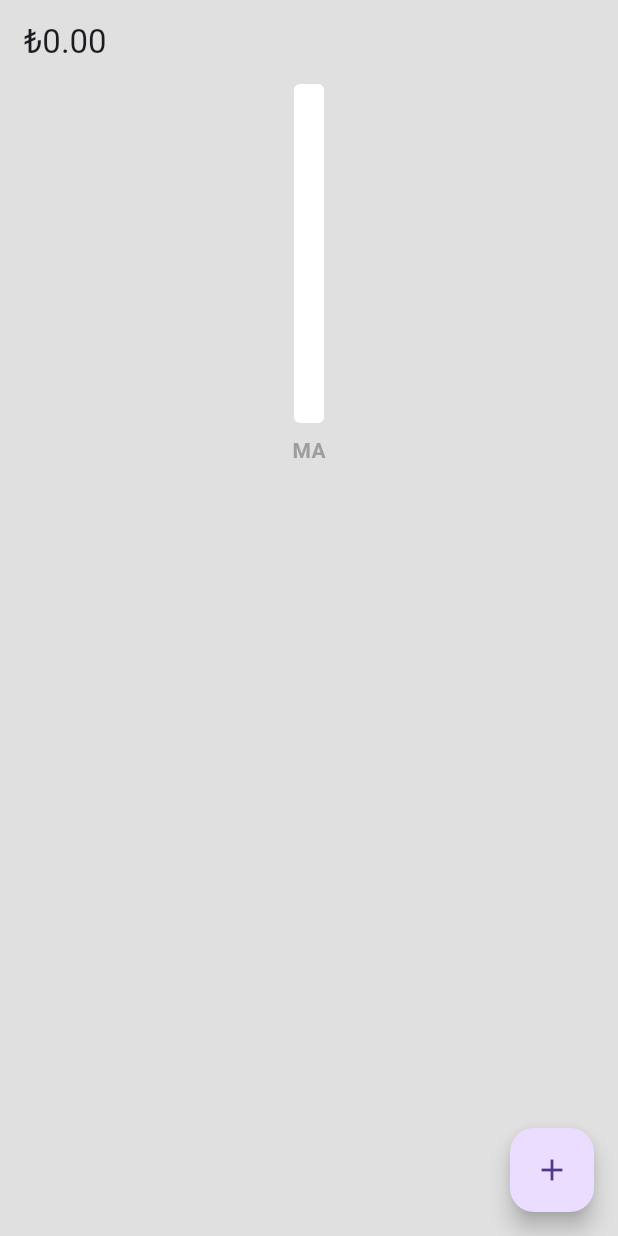
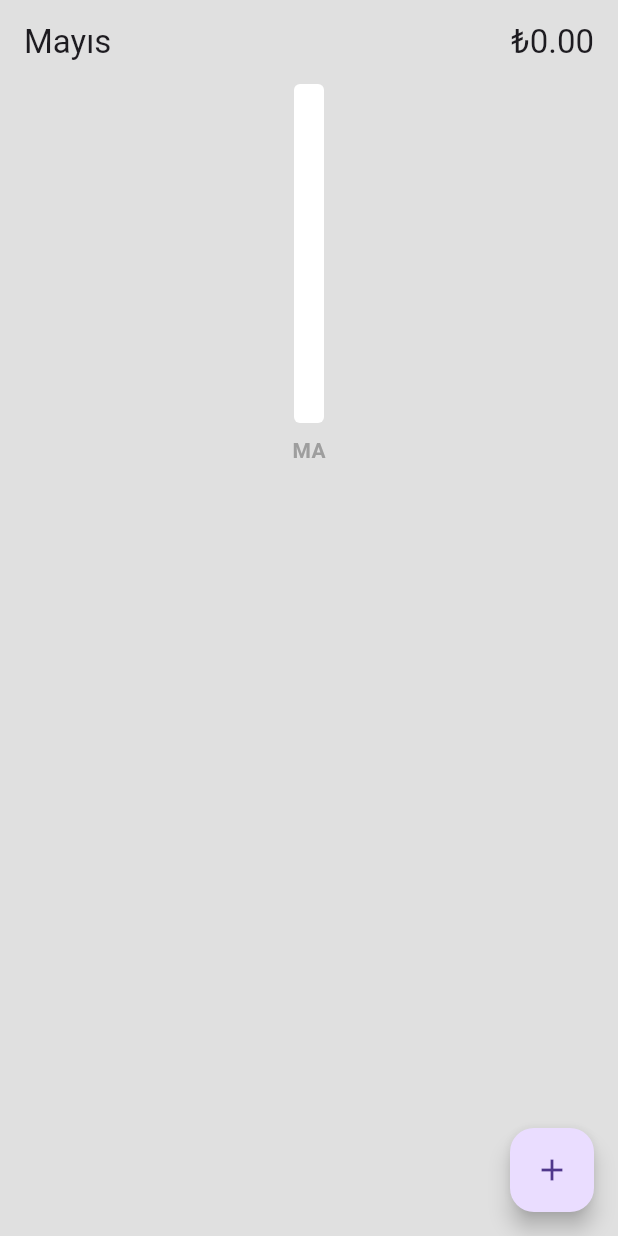
Before and after one commit to selinguz/expenseTracker, a Flutter app: the screen it shows after launch, on a phone screen of 412 x 824 dp. Run offline on Flutter 3.47's test engine with Material 3 defaults, Android fonts, the phone set to English and light mode, and no system bars; drawn by our look-alikes of fl_chart; our stand-ins replace flutter_slidable, isar; accounts and stored records are empty; generated files the repository leaves out were written again.

Commit message:
appbarda ay isminin de görüntülenmesi sağlandı

```diff
--- a/lib/helper/helper_functions.dart
+++ b/lib/helper/helper_functions.dart
@@ -19,3 +19,23 @@ int calculateMonthCount(int startYear, startMonth, currentYear, currentMonth) {
       (currentYear - startYear) * 12 + (currentMonth - startMonth + 1);
   return monthCount;
 }
+
+//get current month name
+String getCurrentMonthName() {
+  DateTime now = DateTime.now();
+  List<String> months = [
+    'Ocak',
+    'Şubat',
+    'Mart',
+    'Nisan',
+    'Mayıs',
+    'Haziran',
+    'Temmuz',
+    'Ağustos',
+    'Eylül',
+    'Ekim',
+    'Kasım',
+    'Aralık'
+  ];
+  return months[now.month - 1];
+}
--- a/lib/pages/home_page.dart
+++ b/lib/pages/home_page.dart
@@ -136,8 +136,16 @@ class _MyHomePageState extends State<MyHomePage> {
             builder: (context, snapshot) {
               //loaded
               if (snapshot.connectionState == ConnectionState.done) {
-                return Text(
-                  '₺${snapshot.data!.toStringAsFixed(2)}',
+                return Row(
+                  mainAxisAlignment: MainAxisAlignment.spaceBetween,
+                  children: [
+                    //month
+                    Text(getCurrentMonthName()),
+                    //amount total
+                    Text(
+                      '₺${snapshot.data!.toStringAsFixed(2)}',
+                    ),
+                  ],
                 );
               }
               //loading
```
